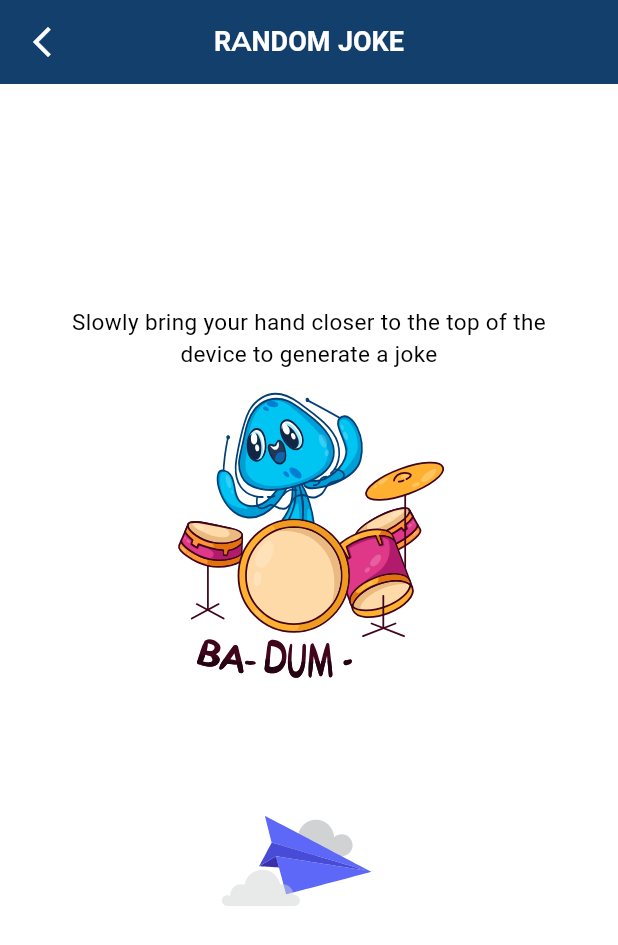
After one commit to ST60002CEM/batch31b-ishwar46, a Flutter app: the ProximityScreen screen opened by its route, on a phone screen of 412 x 824 dp. The commit adds this screen. Shown: the top 945 px of the screen. Run offline on Flutter 3.47's test engine with Material 3 defaults, Android fonts, the phone set to English and light mode, and no system bars; our stand-ins replace animate_do, awesome_dialog, babstrap_settings_screen, card_swiper, carousel_slider, connectivity_plus and 21 more; missing offline and left inert: all_sensors2, light, shake; accounts and stored records are empty.

Commit message:
Proximity Sensor Added to generate random joke.

```diff
--- /dev/null
+++ b/lib/features/sensors/proximity.dart
@@ -0,0 +1,133 @@
+import 'dart:async';
+import 'dart:convert';
+import 'package:flutter/material.dart';
+import 'package:http/http.dart' as http;
+import 'package:all_sensors2/all_sensors2.dart';
+import 'package:lottie/lottie.dart';
+
+import '../../config/constants/app_colors.dart';
+import '../../config/constants/text_strings.dart';
+
+class ProximityScreen extends StatefulWidget {
+  const ProximityScreen({Key? key}) : super(key: key);
+
+  @override
+  State<ProximityScreen> createState() => _ProximityScreenState();
+}
+
+class _ProximityScreenState extends State<ProximityScreen> {
+  double _proximityValue = 0;
+  final List<StreamSubscription<dynamic>> _streamSubscription =
+      <StreamSubscription<dynamic>>[];
+
+  String _joke = '';
+
+  @override
+  void initState() {
+    super.initState();
+    _streamSubscription.add(proximityEvents!.listen((ProximityEvent event) {
+      setState(() {
+        _proximityValue = event.proximity;
+        if (_proximityValue < 4) {
+          _fetchJoke();
+        } else {
+          _joke = '';
+        }
+      });
+    }));
+  }
+
+  Future<void> _fetchJoke() async {
+    final response = await http
+        .get(Uri.parse('https://official-joke-api.appspot.com/jokes/random'));
+    if (response.statusCode == 200) {
+      final Map<String, dynamic> data = json.decode(response.body);
+      setState(() {
+        _joke = data['setup'] + ' ' + data['punchline'];
+      });
+    } else {
+      throw Exception('Failed to load joke');
+    }
+  }
+
+  @override
+  Widget build(BuildContext context) {
+    return Scaffold(
+      appBar: AppBar(
+        centerTitle: true,
+        foregroundColor: AppColors.whiteText,
+        backgroundColor: AppColors.primaryColor,
+        title: Text(
+          AppTexts.sensorJokePageTitle.toUpperCase(),
+          style: TextStyle(
+            color: AppColors.white,
+          ),
+        ),
+        leading: IconButton(
+          color: AppColors.white,
+          onPressed: () {
+            Navigator.pop(context);
+          },
+          icon: Icon(Icons.arrow_back_ios_new),
+        ),
+      ),
+      body: Padding(
+        padding: const EdgeInsets.all(8.0),
+        child: Column(
+          mainAxisAlignment: MainAxisAlignment.center,
+          children: [
+            if (_proximityValue >= 4)
+              const Text(
+                'Object is far',
+                style: TextStyle(fontSize: 20),
+              )
+            else
+              Padding(
+                padding: const EdgeInsets.all(20.0),
+                child: Column(
+                  children: [
+                    Text(
+                      'Slowly bring your hand closer to the top of the device to generate a joke',
+                      style: TextStyle(fontSize: 15),
+                      textAlign: TextAlign.center,
+                    ),
+                    const SizedBox(height: 10),
+                    Lottie.asset(
+                      'assets/lottie/joke.json',
+                      width: 200,
+                      height: 200,
+                      fit: BoxFit.cover,
+                    ),
+                    const SizedBox(height: 20),
+                    _joke.isNotEmpty
+                        ? Text(
+                            _joke,
+                            style: TextStyle(
+                                fontSize: 18,
+                                color: AppColors.primaryColor,
+                                fontWeight: FontWeight.bold),
+                            textAlign: TextAlign.center,
+                          )
+                        : Lottie.asset(
+                            'assets/lottie/paperplane.json',
+                            width: 200,
+                            height: 200,
+                            fit: BoxFit.cover,
+                          ),
+                  ],
+                ),
+              ),
+          ],
+        ),
+      ),
+    );
+  }
+
+  @override
+  void dispose() {
+    for (final subscription in _streamSubscription) {
+      subscription.cancel();
+    }
+    super.dispose();
+  }
+}
--- a/lib/main.dart
+++ b/lib/main.dart
@@ -13,6 +13,12 @@ void main() async {
     statusBarColor: AppColors.primaryColor,
   ));
   WidgetsFlutterBinding.ensureInitialized();
+  SystemChrome.setPreferredOrientations(
+    [
+      DeviceOrientation.portraitUp,
+      DeviceOrientation.portraitDown,
+    ],
+  );
   await HiveService().init();
 
   runApp(
```
